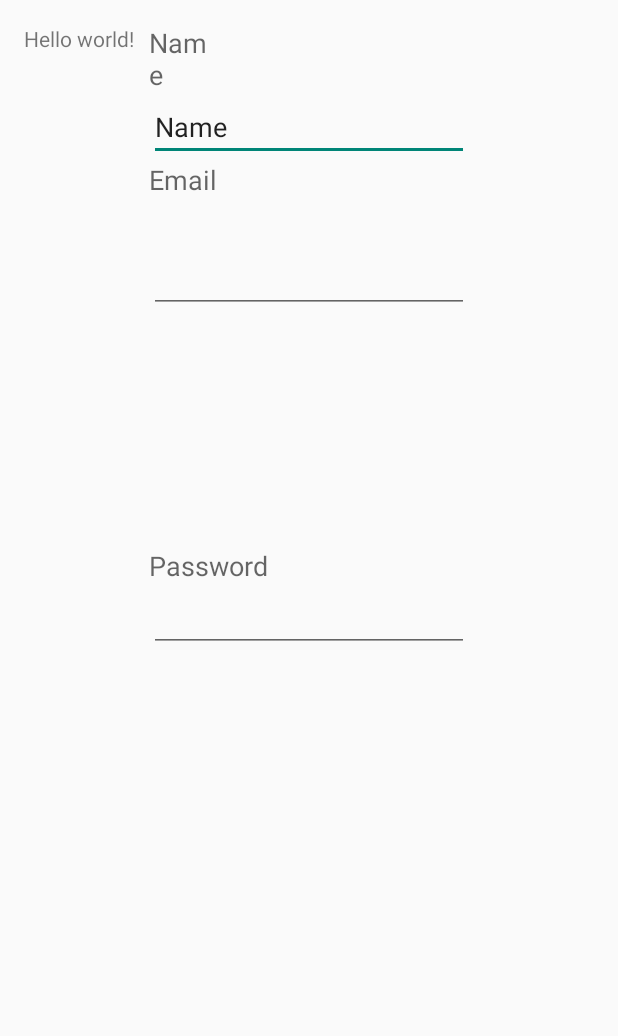
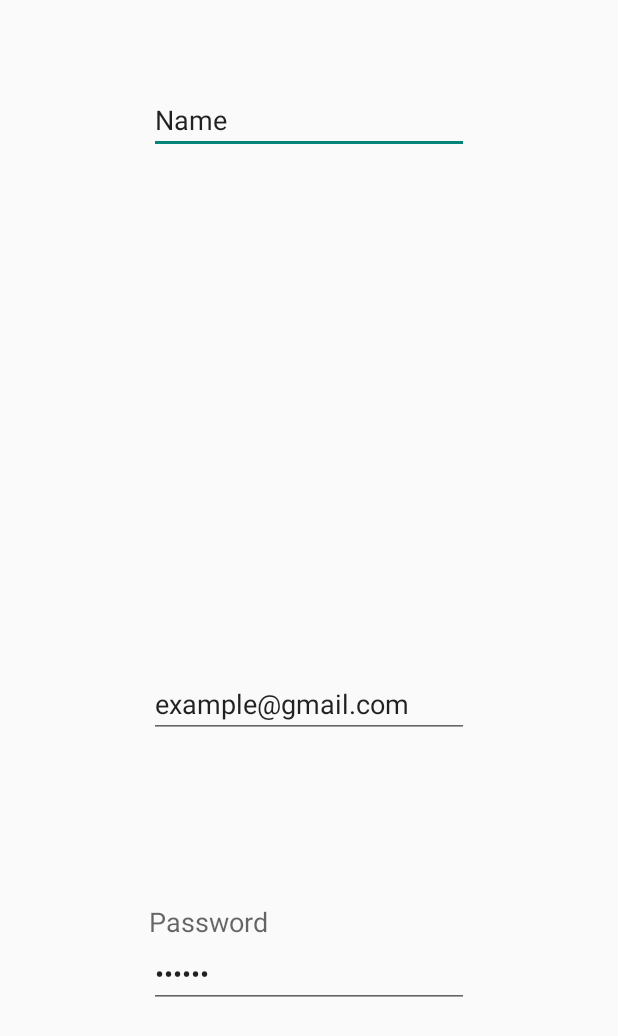
Before and after one commit to goutamvenkat/CS2340-Android, an Android app: the layout activity_login1.xml on its own in the app's theme, with its tools: preview values and no code run, on a phone screen of 412 x 824 dp. Shown: the top 1036 px of the screen. Run offline under Robolectric (Android 15) with nearby library versions, the phone set to English and light mode, and no system bars.

Commit message:
added login username and password page

```diff
--- a/Shoppingwithfriends/app/src/main/java/com/example/suvrat/shoppingwithfriends/Login1.java
+++ b/Shoppingwithfriends/app/src/main/java/com/example/suvrat/shoppingwithfriends/Login1.java
@@ -22,7 +22,7 @@ public class Login1 extends ActionBarActivity {
         textView.setText(message);
 
         // Set the text view as the activity layout
-        setContentView(textView);
+        setContentView(R.layout.activity_login1);
     }
 
 
--- a/Shoppingwithfriends/app/src/main/res/layout/activity_login1.xml
+++ b/Shoppingwithfriends/app/src/main/res/layout/activity_login1.xml
@@ -6,20 +6,17 @@
     android:paddingBottom="@dimen/activity_vertical_margin"
     tools:context="com.example.suvrat.shoppingwithfriends.Login1">
 
-    <TextView android:text="@string/hello_world" android:layout_width="wrap_content"
-        android:layout_height="wrap_content"
-        android:id="@+id/textView2" />
-
     <EditText
         android:layout_width="wrap_content"
         android:layout_height="wrap_content"
         android:inputType="textPersonName"
-        android:text="Name"
         android:ems="10"
         android:id="@+id/editText"
-        android:layout_below="@+id/textView3"
-        android:layout_alignLeft="@+id/textView5"
-        android:layout_alignStart="@+id/textView5" />
+        android:text="Name"
+        android:layout_alignParentTop="true"
+        android:layout_alignLeft="@+id/editText3"
+        android:layout_alignStart="@+id/editText3"
+        android:layout_marginTop="41dp" />
 
     <EditText
         android:layout_width="wrap_content"
@@ -27,7 +24,9 @@
         android:inputType="textPassword"
         android:ems="10"
         android:id="@+id/editText2"
-        android:layout_centerVertical="true"
+        android:text="Random"
+        android:layout_marginBottom="136dp"
+        android:layout_alignParentBottom="true"
         android:layout_centerHorizontal="true" />
 
     <EditText
@@ -36,39 +35,18 @@
         android:inputType="textEmailAddress"
         android:ems="10"
         android:id="@+id/editText3"
-        android:layout_below="@+id/editText"
-        android:layout_alignLeft="@+id/editText"
-        android:layout_alignStart="@+id/editText"
-        android:layout_marginTop="56dp" />
-
-    <TextView
-        android:layout_width="wrap_content"
-        android:layout_height="wrap_content"
-        android:textAppearance="?android:attr/textAppearanceMedium"
-        android:text="Name"
-        android:id="@+id/textView3"
-        android:layout_alignTop="@+id/textView2"
-        android:layout_alignLeft="@+id/editText"
-        android:layout_alignStart="@+id/editText"
-        android:layout_alignRight="@+id/textView4"
-        android:layout_alignEnd="@+id/textView4" />
-
-    <TextView
-        android:layout_width="wrap_content"
-        android:layout_height="wrap_content"
-        android:textAppearance="?android:attr/textAppearanceMedium"
-        android:text="Email"
-        android:id="@+id/textView4"
-        android:layout_below="@+id/editText"
-        android:layout_alignLeft="@+id/editText3"
-        android:layout_alignStart="@+id/editText3" />
+        android:text="example@gmail.com"
+        android:layout_above="@+id/textView2"
+        android:layout_alignLeft="@+id/textView2"
+        android:layout_alignStart="@+id/textView2"
+        android:layout_marginBottom="110dp" />
 
     <TextView
         android:layout_width="wrap_content"
         android:layout_height="wrap_content"
         android:textAppearance="?android:attr/textAppearanceMedium"
         android:text="Password"
-        android:id="@+id/textView5"
+        android:id="@+id/textView2"
         android:layout_above="@+id/editText2"
         android:layout_alignLeft="@+id/editText2"
         android:layout_alignStart="@+id/editText2" />
```
